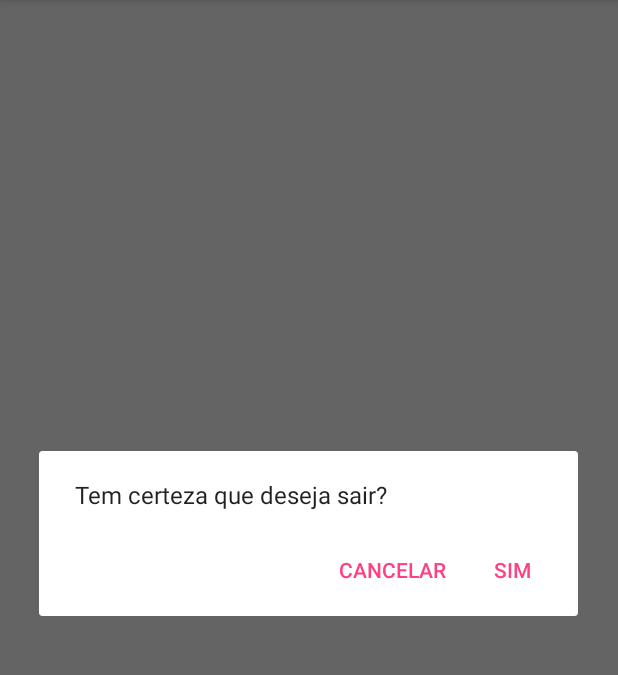
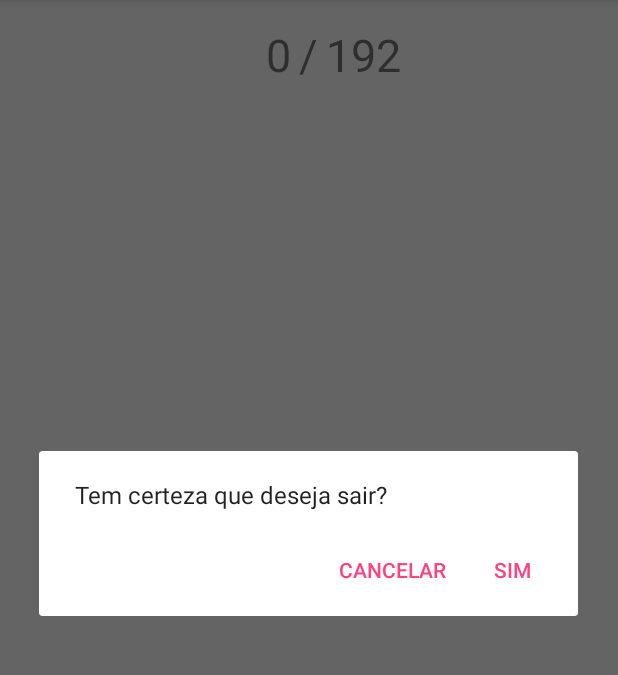
Before and after one commit to cesar1287/additional-activities, an Android app: the screen it shows after launch once a user with an empty profile is signed in (MainActivity), after a tap on "Sair", on a phone screen of 412 x 824 dp, the part 84-759 px from its top. Run offline under Robolectric (Android 15) with nearby library versions, the phone set to English and light mode, and no system bars; our stand-ins replace Firebase (no records; nobody signed in at launch, a user with empty details on screens opened directly); libraries missing offline, so code that uses them is left out: com.facebook, com.facebook.login, es.dmoral.toasty.

Commit message:
Done the initial structure of the app

```diff
--- a/app/build.gradle
+++ b/app/build.gradle
@@ -30,7 +30,6 @@ dependencies {
     compile 'com.google.android.gms:play-services-auth:11.4.0'
     compile 'com.github.GrenderG:Toasty:1.2.5'
     compile 'com.android.support:appcompat-v7:26.+'
-    compile 'com.android.support.constraint:constraint-layout:1.0.2'
     testCompile 'junit:junit:4.12'
 }
 
--- a/app/src/main/res/layout/activity_main.xml
+++ b/app/src/main/res/layout/activity_main.xml
@@ -1,18 +1,48 @@
 <?xml version="1.0" encoding="utf-8"?>
-<android.support.constraint.ConstraintLayout xmlns:android="http://schemas.android.com/apk/res/android"
-    xmlns:app="http://schemas.android.com/apk/res-auto"
+<RelativeLayout xmlns:android="http://schemas.android.com/apk/res/android"
     xmlns:tools="http://schemas.android.com/tools"
     android:layout_width="match_parent"
     android:layout_height="match_parent"
     tools:context="comcesar1287.github.www.additionalactivities.view.MainActivity">
 
     <TextView
+        android:id="@+id/main_separator"
         android:layout_width="wrap_content"
         android:layout_height="wrap_content"
-        android:text="Hello World!"
-        app:layout_constraintBottom_toBottomOf="parent"
-        app:layout_constraintLeft_toLeftOf="parent"
-        app:layout_constraintRight_toRightOf="parent"
-        app:layout_constraintTop_toTopOf="parent" />
+        android:text="@string/main_separator"
+        android:textSize="30sp"
+        android:layout_centerHorizontal="true"
+        android:layout_marginTop="16dp"/>
 
-</android.support.constraint.ConstraintLayout>
+    <TextView
+        android:id="@+id/main_hours_completed"
+        android:layout_width="wrap_content"
+        android:layout_height="wrap_content"
+        android:text="@string/main_hours_completed"
+        android:textSize="30sp"
+        android:layout_toLeftOf="@id/main_separator"
+        android:layout_toStartOf="@id/main_separator"
+        android:layout_marginTop="16dp"
+        android:layout_marginEnd="5dp"
+        android:layout_marginRight="5dp"/>
+
+    <TextView
+        android:id="@+id/main_total_hours"
+        android:layout_width="wrap_content"
+        android:layout_height="wrap_content"
+        android:text="@string/main_total_hours"
+        android:textSize="30sp"
+        android:layout_toRightOf="@id/main_separator"
+        android:layout_toEndOf="@id/main_separator"
+        android:layout_marginTop="16dp"
+        android:layout_marginStart="5dp"
+        android:layout_marginLeft="5dp"/>
+
+    <RelativeLayout
+        android:id="@+id/categories_fragment_container"
+        android:layout_width="match_parent"
+        android:layout_height="match_parent"
+        android:layout_below="@id/main_separator"
+        android:layout_marginTop="16dp"/>
+
+</RelativeLayout>
--- a/app/src/main/res/values/strings.xml
+++ b/app/src/main/res/values/strings.xml
@@ -19,4 +19,8 @@
     <string name="yes_logout">Sim</string>
     <string name="no_logout">Cancelar</string>
     <string name="msg_logout">Deslogado com sucesso.</string>
+
+    <string name="main_separator">/</string>
+    <string name="main_hours_completed">0</string>
+    <string name="main_total_hours">192</string>
 </resources>
```
